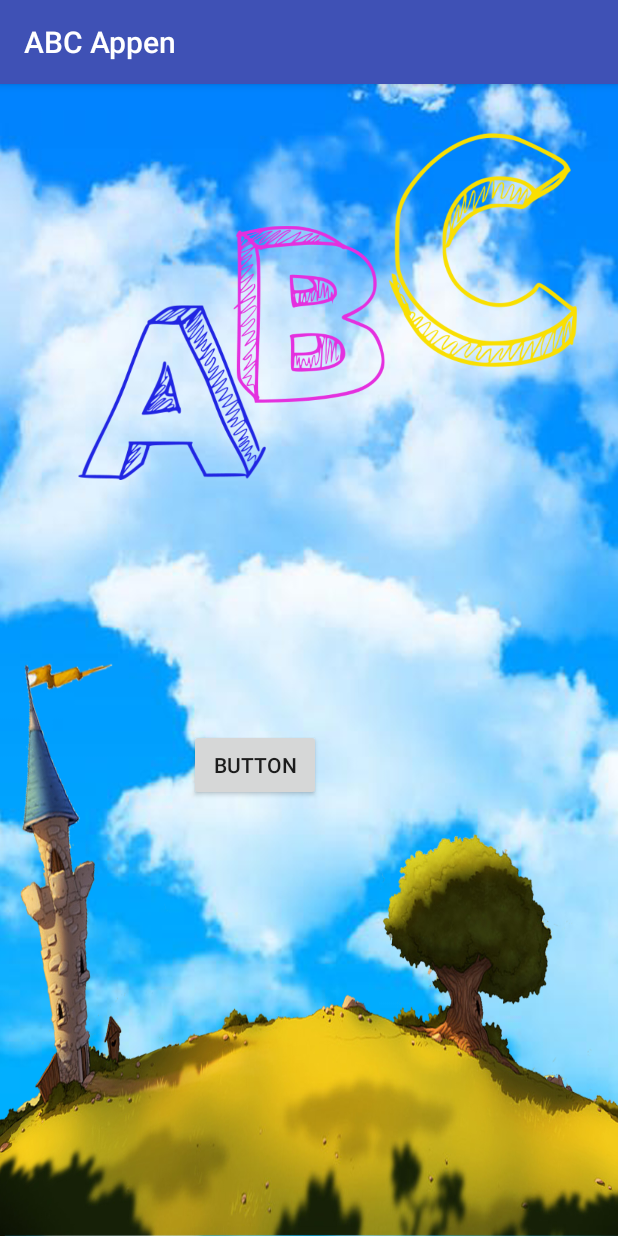
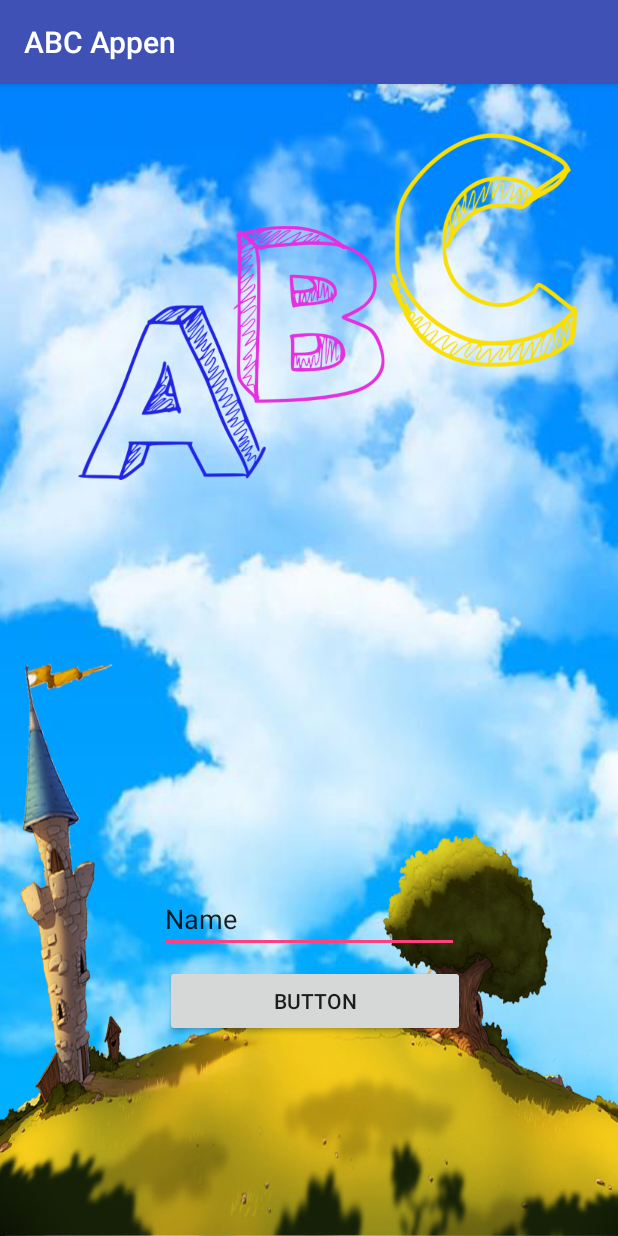
Before and after one commit to VSassi/ABC-Appen, an Android app: the screen it shows after launch (MainActivity), on a phone screen of 412 x 824 dp. Run offline under Robolectric (Android 15) with nearby library versions, the phone set to English and light mode, and no system bars.

```diff
--- a/app/build.gradle
+++ b/app/build.gradle
@@ -22,6 +22,7 @@ dependencies {
     implementation fileTree(dir: 'libs', include: ['*.jar'])
     implementation 'com.android.support:appcompat-v7:26.1.0'
     implementation 'com.android.support.constraint:constraint-layout:1.1.0'
+    implementation 'com.android.support:support-annotations:27.1.1'
     testImplementation 'junit:junit:4.12'
     androidTestImplementation 'com.android.support.test:runner:1.0.2'
     androidTestImplementation 'com.android.support.test.espresso:espresso-core:3.0.2'
--- a/app/src/main/AndroidManifest.xml
+++ b/app/src/main/AndroidManifest.xml
@@ -9,14 +9,14 @@
         android:roundIcon="@mipmap/ic_launcher_round"
         android:supportsRtl="true"
         android:theme="@style/AppTheme">
-        <activity android:name=".MainActivity">
+        <activity android:name=".activities.MainActivity">
             <intent-filter>
                 <action android:name="android.intent.action.MAIN" />
 
                 <category android:name="android.intent.category.LAUNCHER" />
             </intent-filter>
         </activity>
-        <service android:name=".BackgroundMusicService" android:enabled="true"/>
+        <service android:name=".services.BackgroundMusicService" android:enabled="true"/>
     </application>
 
 </manifest>
--- a/app/src/main/java/com/android/project/abcappen/MainActivity.java
+++ b/app/src/main/java/com/android/project/abcappen/activities/MainActivity.java
@@ -1,37 +1,29 @@
-package com.android.project.abcappen;
+package com.android.project.abcappen.activities;
 
 import android.content.Intent;
-import android.support.constraint.ConstraintLayout;
 import android.support.v7.app.AppCompatActivity;
 import android.os.Bundle;
 import android.view.View;
 import android.widget.Button;
 
+import com.android.project.abcappen.services.BackgroundMusicService;
+import com.android.project.abcappen.R;
+import com.android.project.abcappen.services.Sounds;
+
 
 public class MainActivity extends AppCompatActivity {
-
     private Sounds sounds;
-
-
     private Button button;
-    private ConstraintLayout top,bot;
-
-
 
     @Override
     protected void onCreate(Bundle savedInstanceState) {
         super.onCreate(savedInstanceState);
         setContentView(R.layout.activity_main);
 
-        top = findViewById(R.id.constraintLayout);
-        bot = findViewById(R.id.constraintLayout2);
-
         sounds = new Sounds(this);
-
 
         Intent backgroundMusic = new Intent(this,BackgroundMusicService.class);
         startService(backgroundMusic);
-
 
         button = findViewById(R.id.button);
         button.setOnClickListener(new View.OnClickListener() {
@@ -40,7 +32,6 @@ public class MainActivity extends AppCompatActivity {
                 sounds.playPopSound();
             }
         });
-
     }
 
     @Override
@@ -48,6 +39,5 @@ public class MainActivity extends AppCompatActivity {
         super.onDestroy();
         Intent backgroundMusic = new Intent(this,BackgroundMusicService.class);
         stopService(backgroundMusic);
-
     }
 }
--- a/app/src/main/java/com/android/project/abcappen/BackgroundMusicService.java
+++ b/app/src/main/java/com/android/project/abcappen/services/BackgroundMusicService.java
@@ -1,4 +1,4 @@
-package com.android.project.abcappen;
+package com.android.project.abcappen.services;
 
 import android.app.Service;
 import android.content.Intent;
@@ -6,6 +6,8 @@ import android.media.MediaPlayer;
 import android.os.Binder;
 import android.os.IBinder;
 import android.widget.Toast;
+
+import com.android.project.abcappen.R;
 
 public class BackgroundMusicService extends Service {
 
--- a/app/src/main/java/com/android/project/abcappen/Sounds.java
+++ b/app/src/main/java/com/android/project/abcappen/services/Sounds.java
@@ -1,8 +1,10 @@
-package com.android.project.abcappen;
+package com.android.project.abcappen.services;
 
 import android.content.Context;
 import android.media.AudioManager;
 import android.media.SoundPool;
+
+import com.android.project.abcappen.R;
 
 public class Sounds {
 
@@ -12,7 +14,7 @@ public class Sounds {
     public Sounds(Context context){
 
         soundPool = new SoundPool(2, AudioManager.STREAM_MUSIC,0);
-        pop = soundPool.load(context,R.raw.pop_sound,1);
+        pop = soundPool.load(context, R.raw.pop_sound,1);
     }
 
     public void playPopSound(){
--- a/app/src/main/res/layout/activity_main.xml
+++ b/app/src/main/res/layout/activity_main.xml
@@ -5,7 +5,7 @@
     android:layout_width="match_parent"
     android:layout_height="match_parent"
     android:background="@drawable/background_abc"
-    tools:context=".MainActivity"
+    tools:context=".activities.MainActivity"
     tools:layout_editor_absoluteY="81dp">
 
     <android.support.constraint.ConstraintLayout
@@ -67,13 +67,30 @@
 
         <Button
             android:id="@+id/button"
-            android:layout_width="wrap_content"
+            android:layout_width="200dp"
             android:layout_height="wrap_content"
-            android:layout_marginStart="126dp"
-            android:layout_marginTop="44dp"
+            android:layout_marginBottom="8dp"
+            android:layout_marginStart="8dp"
+            android:layout_marginTop="76dp"
             android:text="Button"
+            app:layout_constraintBottom_toBottomOf="parent"
+            app:layout_constraintEnd_toEndOf="parent"
             app:layout_constraintStart_toStartOf="parent"
             app:layout_constraintTop_toTopOf="parent" />
+
+        <EditText
+            android:id="@+id/editText"
+            android:layout_width="200dp"
+            android:layout_height="wrap_content"
+            android:layout_marginBottom="8dp"
+            android:layout_marginEnd="8dp"
+            android:layout_marginStart="8dp"
+            android:ems="10"
+            android:inputType="textPersonName"
+            android:text="Name"
+            app:layout_constraintBottom_toTopOf="@+id/button"
+            app:layout_constraintEnd_toEndOf="parent"
+            app:layout_constraintStart_toStartOf="parent" />
     </android.support.constraint.ConstraintLayout>
 
 
--- a/app/src/main/res/values/strings.xml
+++ b/app/src/main/res/values/strings.xml
@@ -1,3 +1,5 @@
 <resources>
     <string name="app_name">ABC Appen</string>
+
+    <string name="button_create_profile"></string>
 </resources>
```
Also changed, not shown: app/src/main/java/com/android/project/abcappen/data/ProfileContract.java (added, +36 -0 lines), app/src/main/java/com/android/project/abcappen/data/ProfileDatabaseHelper.java (added, +25 -0 lines).
